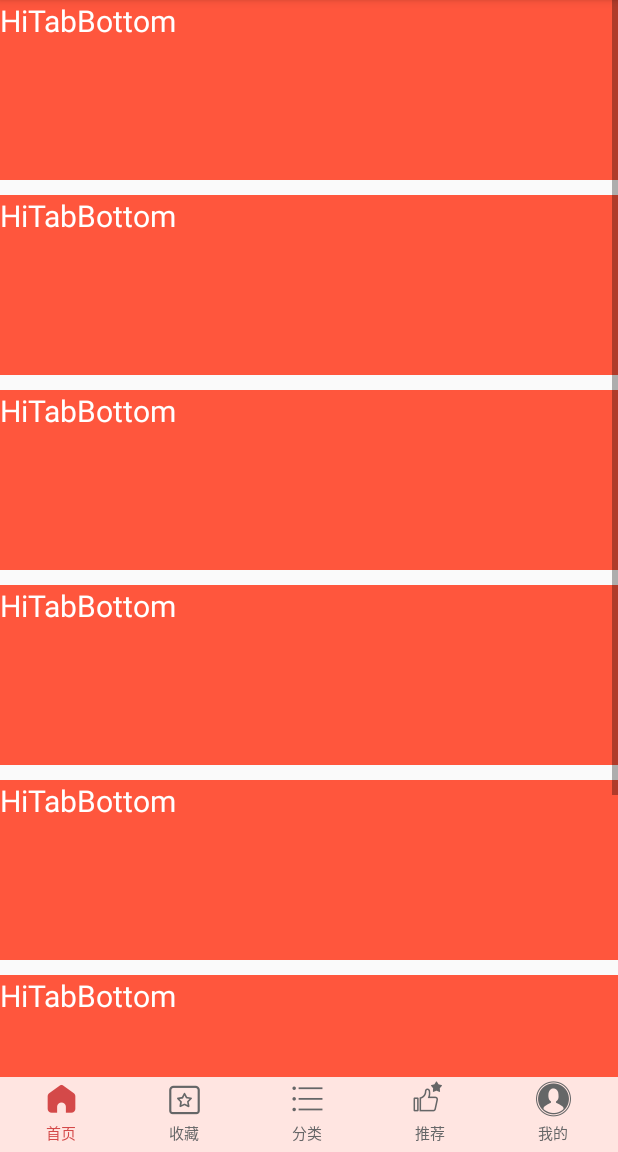
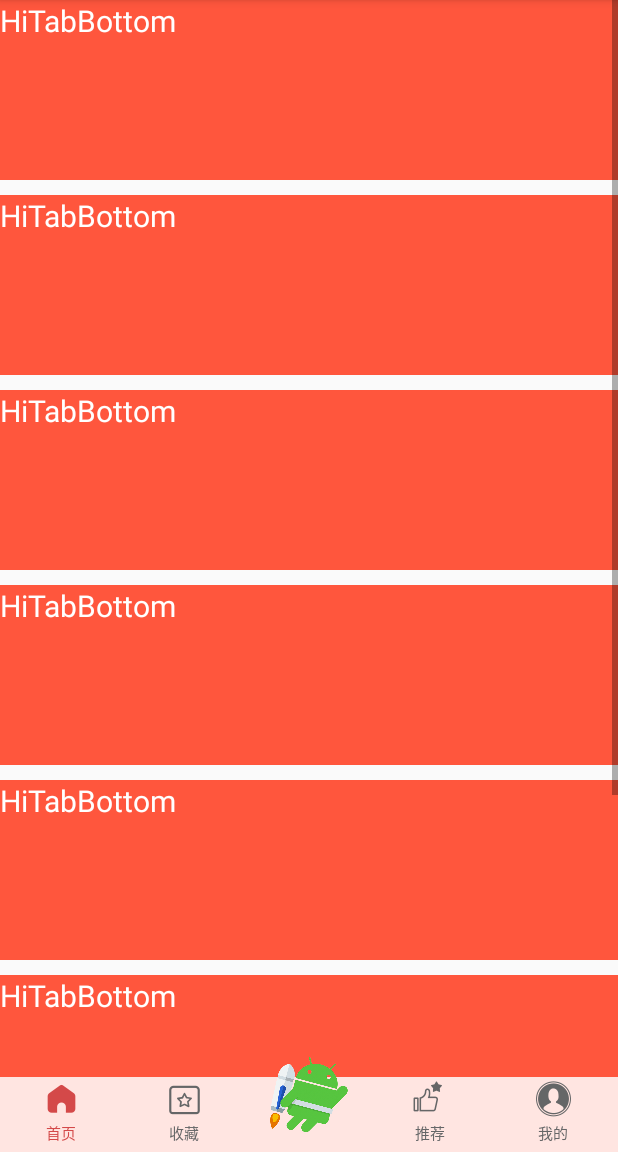
Before and after one commit to GORDENyou/GoProject, an Android app: the GoTabBottomDemoActivity screen opened directly, with no data from a screen before it, on a phone screen of 412 x 824 dp, the part 84-1236 px from its top. Run offline under Robolectric (Android 15) with nearby library versions, the phone set to English and light mode, and no system bars.

Commit message:
实现了TabBottom 的基本逻辑，还需要仔细体会下其中的可拓展性和复用性！

```diff
--- a/app/src/main/java/p/gordenyou/goproject/demo/tab/GoTabBottomDemoActivity.kt
+++ b/app/src/main/java/p/gordenyou/goproject/demo/tab/GoTabBottomDemoActivity.kt
@@ -1,8 +1,10 @@
 package p.gordenyou.goproject.demo.tab
 
+import android.graphics.BitmapFactory
 import android.os.Bundle
 import android.widget.Toast
 import androidx.appcompat.app.AppCompatActivity
+import p.gordenyou.golibrary.util.GoDisplayUtil
 import p.gordenyou.goproject.R
 import p.gordenyou.goui.tab.bottom.GoTabBottomInfo
 import p.gordenyou.goui.tab.bottom.GoTabBottomLayout
@@ -35,21 +37,21 @@ class GoTabBottomDemoActivity : AppCompatActivity() {
             "#ffd44949"
         )
 
-        val infoCategory = GoTabBottomInfo(
+//        val infoCategory = GoTabBottomInfo(
+//            "分类",
+//            "fonts/iconfont.ttf",
+//            getString(R.string.if_category),
+//            null,
+//            "#ff656667",
+//            "#ffd44949"
+//        )
+        val bitmap = BitmapFactory.decodeResource(resources, R.drawable.fire, null)
+
+        val infoCategory = GoTabBottomInfo<String>(
             "分类",
-            "fonts/iconfont.ttf",
-            getString(R.string.if_category),
-            null,
-            "#ff656667",
-            "#ffd44949"
+            bitmap,
+            bitmap
         )
-//        val bitmap = BitmapFactory.decodeResource(resources, R.drawable.fire, null)
-//
-//        val infoCategory = GoTabBottomInfo<String>(
-//            "分类",
-//            bitmap,
-//            bitmap
-//        )
         val infoChat = GoTabBottomInfo(
             "推荐",
             "fonts/iconfont.ttf",
@@ -83,6 +85,9 @@ class GoTabBottomDemoActivity : AppCompatActivity() {
         }
 
         goTabBottomLayout.defaultSelected(homeInfo)
+
+        val tabBottom = goTabBottomLayout.findTab(bottomInfoList[2])
+        tabBottom?.apply { resetHeight(GoDisplayUtil.dp2px(66f, resources)) }
     }
 
 }
--- a/goui/src/main/java/p/gordenyou/goui/tab/bottom/GoTabBottom.java
+++ b/goui/src/main/java/p/gordenyou/goui/tab/bottom/GoTabBottom.java
@@ -14,6 +14,7 @@ import android.widget.TextView;
 import androidx.annotation.ColorInt;
 
 import org.jetbrains.annotations.NotNull;
+import org.jetbrains.annotations.Nullable;
 
 import p.gordenyou.goui.R;
 import p.gordenyou.goui.tab.common.IGoTab;
@@ -132,7 +133,7 @@ public class GoTabBottom extends RelativeLayout implements IGoTab<GoTabBottomInf
     }
 
     @Override
-    public void onTabSelectedChange(int index, @NotNull GoTabBottomInfo<?> prevInfo, @NotNull GoTabBottomInfo<?> nextInfo) {
+    public void onTabSelectedChange(int index, @Nullable GoTabBottomInfo<?> prevInfo, @NotNull GoTabBottomInfo<?> nextInfo) {
         if (prevInfo != tabInfo && nextInfo != tabInfo || prevInfo == nextInfo) {
             return;
         }
```
Also changed, not shown: app/src/main/res/drawable/fire.png (added).
